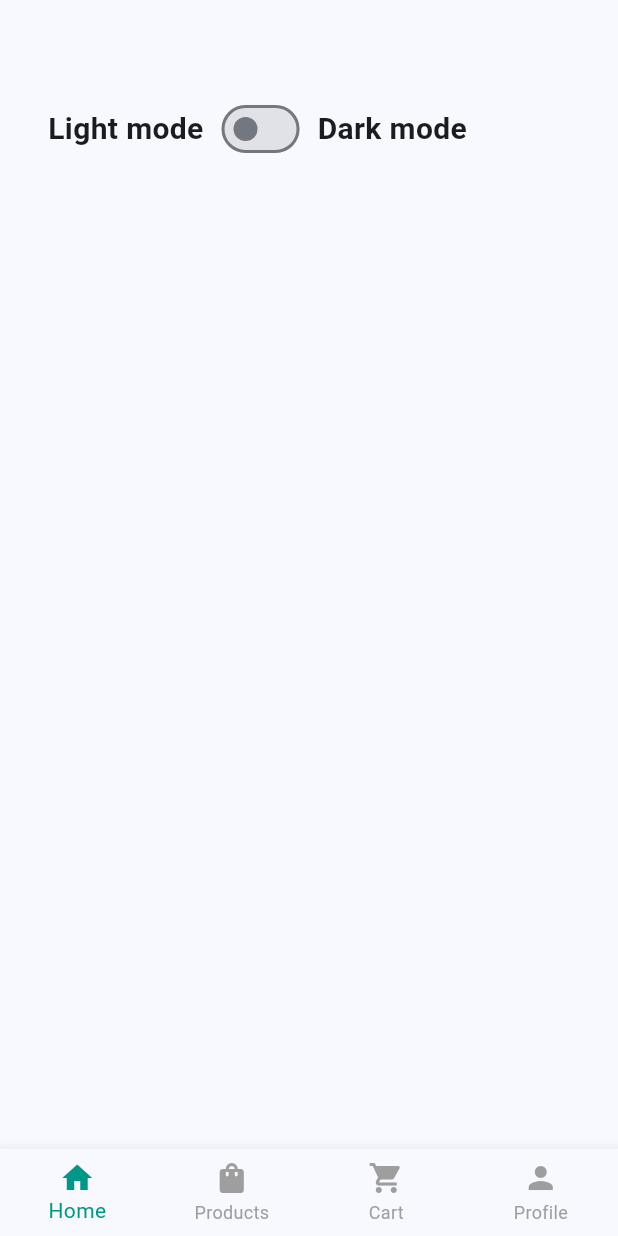
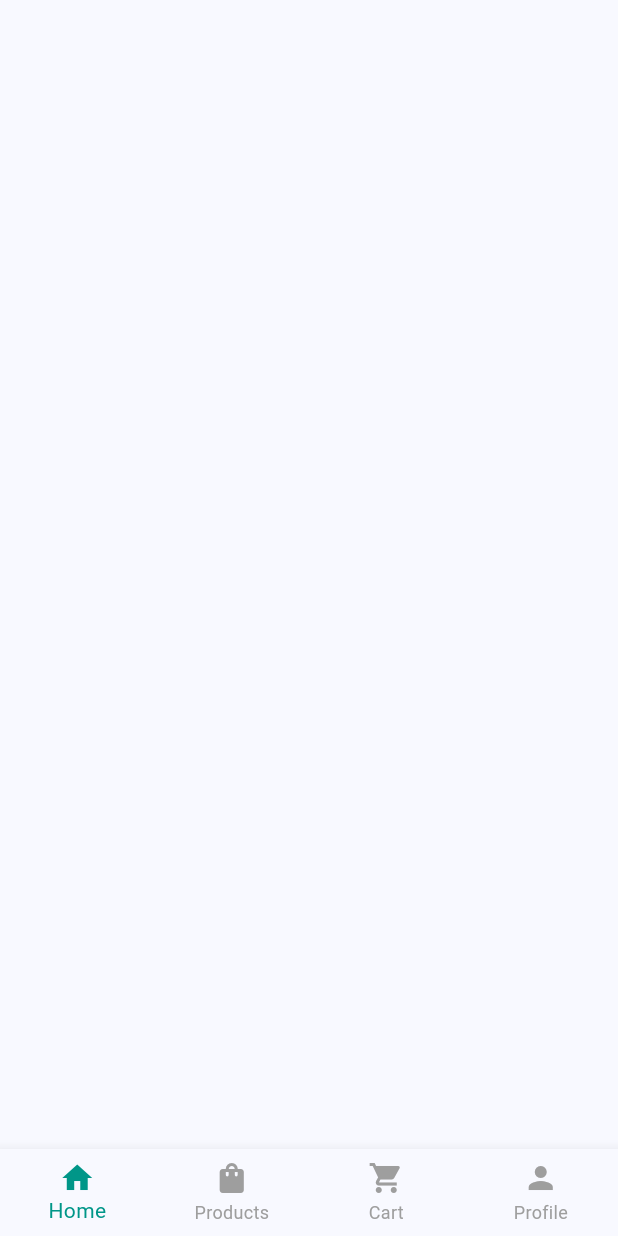
Before and after one commit to bhuwan214/demo_app_flutter, a Flutter app: the screen it shows after launch, on a phone screen of 412 x 824 dp. Run offline on Flutter 3.47's test engine with Material 3 defaults, Android fonts, the phone set to English and light mode, and no system bars; our stand-ins replace image_picker.

Commit message:
removed extra theme class

```diff
--- a/lib/home.dart
+++ b/lib/home.dart
@@ -29,12 +29,12 @@ class _HomePageState extends State<HomePage> {
   @override
   Widget build(BuildContext context) {
 
-    final theme = Theme.of(context);
+    // final theme = Theme.of(context);
 
       final pages = [
       HomeBody(
-        themeMode: widget.themeMode,
-        onThemeChanged: widget.onThemeChanged,
+        // themeMode: widget.themeMode,
+        // onThemeChanged: widget.onThemeChanged,
       ),
       const ProductPage(),
       const Center(child: Text("🛒 Cart Page....")),
@@ -77,13 +77,9 @@ class _HomePageState extends State<HomePage> {
 
 class HomeBody extends StatelessWidget{
 
-   final ThemeMode themeMode;
-   final ValueChanged<ThemeMode> onThemeChanged;
-
    const HomeBody({
     super.key,
-    required this.themeMode,
-    required this.onThemeChanged,
+
    });
 
    @override
@@ -91,8 +87,8 @@ class HomeBody extends StatelessWidget{
     return  ListView(
       padding:const EdgeInsets.all(16),
       children:[const SizedBox(height:10),
-      ThemeToggle(themeMode:themeMode,
-      onThemeChanged:onThemeChanged),
+      // ThemeToggle(themeMode:themeMode,
+      // onThemeChanged:onThemeChanged),
 
       SizedBox(height: 30,),
 
@@ -101,49 +97,3 @@ class HomeBody extends StatelessWidget{
    }
 
 }
-
-
-
-
-class ThemeToggle extends StatelessWidget {
-  final ThemeMode themeMode;
-  final ValueChanged<ThemeMode> onThemeChanged;
-
-  const ThemeToggle({super.key, required this.themeMode, required this.onThemeChanged,});
-
-
-  @override
-  Widget build(BuildContext context) {
-    return Padding(
-      padding: const EdgeInsets.all(16.0),
-      child: Column(
-        crossAxisAlignment: CrossAxisAlignment.start,
-        children: [
-          const SizedBox(height: 20),
-          Row(
-            children: [
-              const Text(
-                "Light mode",
-                style: TextStyle(fontSize: 20, fontWeight: FontWeight.w700),
-              ),
-              const SizedBox(width: 8),
-              Switch.adaptive(
-                value: themeMode == ThemeMode.dark,
-
-                onChanged: (v) =>
-                    onThemeChanged(v ? ThemeMode.dark : ThemeMode.light),
-              ),
-              const SizedBox(width: 8),
-              Text(
-                'Dark mode',
-                style: TextStyle(fontSize: 20, fontWeight: FontWeight.w700),
-              ),
-              // ProductGrid(),
-            ],
-          ),
-          const SizedBox(height: 20),
-        ],
-      ),
-    );
-  }
-}
```
